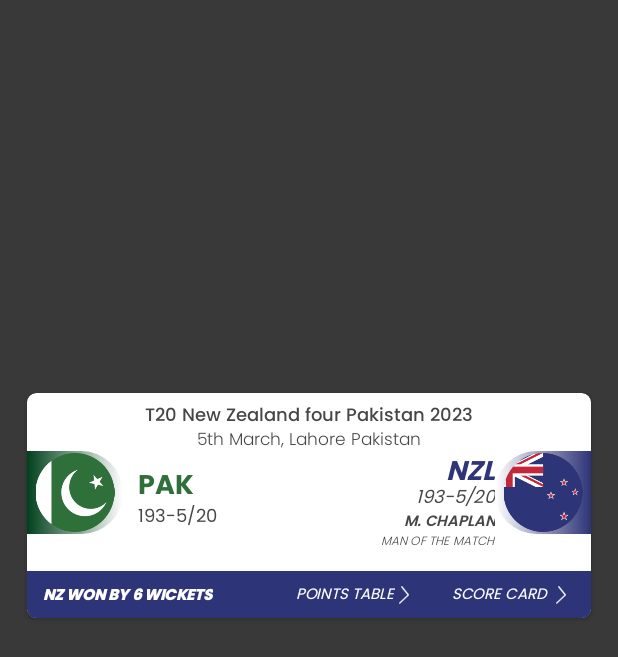
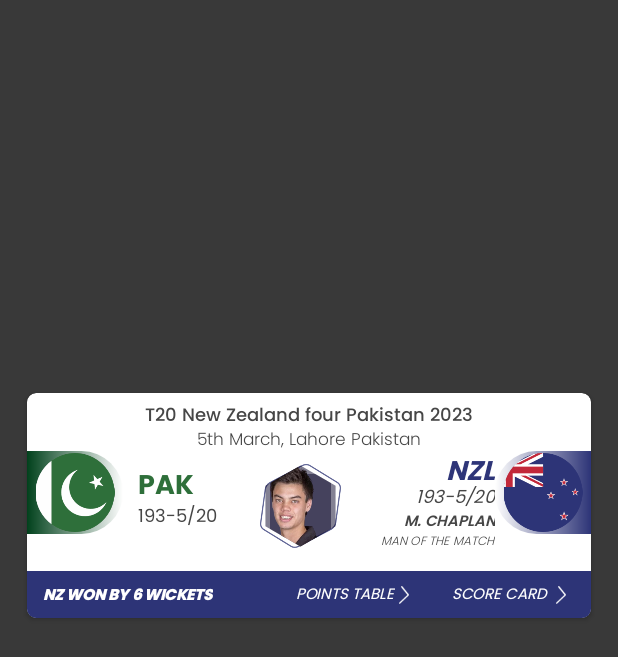
Before and after one commit to MesumAli2/CricApp, an Android app: the layout activity_main.xml on its own in the app's theme, with its tools: preview values and no code run, on a phone screen of 412 x 824 dp. Shown: the top 657 px of the screen. Run offline under Robolectric (Android 15) with nearby library versions, the phone set to English and light mode, and no system bars.

Commit message:
ui updates 2

```diff
--- a/app/build.gradle
+++ b/app/build.gradle
@@ -41,4 +41,5 @@ dependencies {
     testImplementation 'junit:junit:4.13.2'
     androidTestImplementation 'androidx.test.ext:junit:1.1.5'
     androidTestImplementation 'androidx.test.espresso:espresso-core:3.5.1'
+
 }
--- /dev/null
+++ b/app/src/main/java/com/mesum/blitzcric/HexagonImageView.java
@@ -0,0 +1,110 @@
+package com.mesum.blitzcric;
+
+import android.content.Context;
+import android.graphics.Canvas;
+import android.graphics.Path;
+import android.util.AttributeSet;
+
+import androidx.appcompat.widget.AppCompatImageView;
+
+import android.content.Context;
+import android.graphics.Canvas;
+import android.graphics.Path;
+import android.util.AttributeSet;
+
+import androidx.appcompat.widget.AppCompatImageView;
+
+import android.content.Context;
+import android.graphics.Canvas;
+import android.graphics.Color;
+import android.graphics.Paint;
+import android.graphics.Path;
+import android.graphics.RectF;
+import android.util.AttributeSet;
+
+import androidx.appcompat.widget.AppCompatImageView;
+
+public class HexagonImageView extends AppCompatImageView {
+    private Path hexagonPath;
+    private RectF outerRect;
+    private RectF innerRect;
+    private Paint outerPaint;
+    private Paint innerPaint;
+
+    public HexagonImageView(Context context) {
+        super(context);
+        init();
+    }
+
+    public HexagonImageView(Context context, AttributeSet attrs) {
+        super(context, attrs);
+        init();
+    }
+
+    public HexagonImageView(Context context, AttributeSet attrs, int defStyleAttr) {
+        super(context, attrs, defStyleAttr);
+        init();
+    }
+
+    private void init() {
+        hexagonPath = new Path();
+
+        // Set up outer background paint
+        outerPaint = new Paint();
+        outerPaint.setColor(R.color.hexagonouter); // Change the color as needed
+        outerPaint.setStyle(Paint.Style.FILL);
+
+        // Set up inner background paint
+        innerPaint = new Paint();
+        innerPaint.setColor(R.color.hexagoninner); // Change the color as needed
+        innerPaint.setStyle(Paint.Style.FILL);
+    }
+
+    @Override
+    protected void onMeasure(int widthMeasureSpec, int heightMeasureSpec) {
+        super.onMeasure(widthMeasureSpec, heightMeasureSpec);
+
+        // Calculate outer and inner rectangles
+        outerRect = new RectF(0, 0, getMeasuredWidth(), getMeasuredHeight());
+        innerRect = new RectF(
+                outerRect.left + 10, // Adjust the padding as needed
+                outerRect.top + 10, // Adjust the padding as needed
+                outerRect.right - 10, // Adjust the padding as needed
+                outerRect.bottom - 10 // Adjust the padding as needed
+        );
+    }
+
+
+
+    @Override
+    protected void onDraw(Canvas canvas) {
+        hexagonPath.reset();
+        float centerX = getWidth() / 2f;
+        float centerY = getHeight() / 2f;
+        float radius = Math.min(getWidth() / 2f, getHeight() / 2f);
+
+        // Define the points of the hexagon
+        float x = radius * (float) Math.cos(2 * Math.PI * 30 / 360f);
+        float y = radius * (float) Math.sin(2 * Math.PI * 30 / 360f);
+        hexagonPath.moveTo(centerX + x, centerY + y);
+        for (int i = 1; i < 6; i++) {
+            x = radius * (float) Math.cos(2 * Math.PI * (30 + 60 * i) / 360f);
+            y = radius * (float) Math.sin(2 * Math.PI * (30 + 60 * i) / 360f);
+            hexagonPath.lineTo(centerX + x, centerY + y);
+        }
+        hexagonPath.close();
+
+        // Draw outer background color in the hexagon shape
+        canvas.drawPath(hexagonPath, outerPaint);
+
+        // Clip the canvas with the hexagon path
+        canvas.clipPath(hexagonPath);
+
+        // Draw inner background color
+        canvas.drawRect(innerRect, innerPaint);
+
+        super.onDraw(canvas);
+    }
+
+
+}
--- a/app/src/main/res/layout/activity_main.xml
+++ b/app/src/main/res/layout/activity_main.xml
@@ -63,6 +63,7 @@
                 app:layout_constraintTop_toBottomOf="@+id/textView" />
 
             <LinearLayout
+                android:id="@+id/pak_ll"
                 android:layout_width="wrap_content"
                 android:layout_height="wrap_content"
                 android:orientation="vertical"
@@ -95,7 +96,19 @@
                     app:layout_constraintTop_toTopOf="parent" />
             </LinearLayout>
 
+
+            <com.mesum.blitzcric.HexagonImageView
+                android:id="@+id/hexagonImageView"
+                android:layout_width="54dp"
+                android:layout_height="56dp"
+                android:background="@drawable/outer"
+                android:src="@drawable/getty"
+                app:layout_constraintBottom_toBottomOf="parent"
+                app:layout_constraintEnd_toStartOf="@+id/nz_lll"
+                app:layout_constraintStart_toEndOf="@+id/pak_ll"
+                app:layout_constraintTop_toTopOf="parent" />
             <LinearLayout
+                android:id="@+id/nz_lll"
                 android:layout_width="wrap_content"
                 android:layout_height="wrap_content"
                 android:orientation="vertical"
@@ -170,12 +183,13 @@
 
 
             <androidx.constraintlayout.widget.ConstraintLayout
+                android:id="@+id/constraintLayout"
                 android:layout_width="match_parent"
                 android:layout_height="wrap_content"
-                app:layout_constraintStart_toStartOf="parent"
+                android:background="#2d3477"
+                app:layout_constraintBottom_toBottomOf="parent"
                 app:layout_constraintEnd_toEndOf="parent"
-                android:background="#2d3477"
-                app:layout_constraintBottom_toBottomOf="parent">
+                app:layout_constraintStart_toStartOf="parent">
 
                 <TextView
                     android:id="@+id/textView2"
@@ -185,28 +199,28 @@
                     android:layout_marginStart="10dp"
                     android:fontFamily="@font/poppins_bold_italic"
                     android:gravity="center_horizontal|center_vertical"
+                    android:text="NZ WON BY 6 WICKETS"
                     android:textColor="#ffffff"
                     android:textSize="10sp"
                     android:textStyle="bold|italic"
                     app:layout_constraintBottom_toBottomOf="parent"
                     app:layout_constraintStart_toStartOf="parent"
-                    app:layout_constraintTop_toTopOf="parent"
-                    android:text="NZ WON BY 6 WICKETS" />
+                    app:layout_constraintTop_toTopOf="parent" />
 
 
                 <TextView
                     android:id="@+id/points_table"
                     android:layout_width="66dp"
                     android:layout_height="15dp"
+                    android:layout_marginVertical="8dp"
+                    android:layout_marginStart="55dp"
                     android:fontFamily="@font/poppins_italic"
+                    android:text="POINTS TABLE"
                     android:textColor="#ffffff"
                     android:textSize="10sp"
                     android:textStyle="italic"
-                    android:text="POINTS TABLE"
-                    android:layout_marginVertical="8dp"
-                    android:layout_marginStart="55dp"
+                    app:layout_constraintBottom_toBottomOf="parent"
                     app:layout_constraintEnd_toStartOf="@id/arrow"
-                    app:layout_constraintBottom_toBottomOf="parent"
                     app:layout_constraintStart_toEndOf="@+id/textView2"
                     app:layout_constraintTop_toTopOf="parent"
                     tools:text="POINTS TABLE" />
@@ -215,27 +229,26 @@
                     android:id="@+id/arrow"
                     android:layout_width="20dp"
                     android:layout_height="12dp"
+                    android:layout_marginStart="-4dp"
                     android:src="@drawable/path"
-                    android:layout_marginStart="-4dp"
                     app:layout_constraintBottom_toBottomOf="parent"
                     app:layout_constraintStart_toEndOf="@id/points_table"
                     app:layout_constraintTop_toTopOf="parent" />
-
 
 
                 <TextView
                     android:id="@+id/score_table"
                     android:layout_width="wrap_content"
                     android:layout_height="15dp"
+                    android:layout_marginVertical="8dp"
+                    android:layout_marginStart="38dp"
                     android:fontFamily="@font/poppins_italic"
+                    android:text="SCORE CARD"
                     android:textColor="#ffffff"
                     android:textSize="10sp"
-                    android:text="SCORE CARD"
                     android:textStyle="italic"
-                    android:layout_marginVertical="8dp"
+                    app:layout_constraintBottom_toBottomOf="parent"
                     app:layout_constraintEnd_toStartOf="@id/arrow2"
-                    android:layout_marginStart="38dp"
-                    app:layout_constraintBottom_toBottomOf="parent"
                     app:layout_constraintStart_toEndOf="@+id/points_table"
                     app:layout_constraintTop_toTopOf="parent"
                     tools:text="SCORE CARD
@@ -246,8 +259,8 @@
                     android:layout_width="20dp"
                     android:layout_height="12dp"
                     android:layout_marginStart="-4dp"
+                    android:layout_marginEnd="10dp"
                     android:src="@drawable/path"
-                    android:layout_marginEnd="10dp"
                     app:layout_constraintBottom_toBottomOf="parent"
                     app:layout_constraintEnd_toEndOf="parent"
                     app:layout_constraintStart_toEndOf="@id/score_table"
--- a/app/src/main/res/values-night/themes.xml
+++ b/app/src/main/res/values-night/themes.xml
@@ -1,16 +1,17 @@
 <resources xmlns:tools="http://schemas.android.com/tools">
     <!-- Base application theme. -->
-    <style name="Theme.Blitzcric" parent="Theme.MaterialComponents.DayNight.DarkActionBar">
+    <style name="Theme.Blitzcric" parent="Theme.MaterialComponents.DayNight.NoActionBar">
         <!-- Primary brand color. -->
         <item name="colorPrimary">@color/purple_200</item>
-        <item name="colorPrimaryVariant">@color/purple_700</item>
+        <item name="colorPrimaryVariant">#393939</item>
         <item name="colorOnPrimary">@color/black</item>
         <!-- Secondary brand color. -->
         <item name="colorSecondary">@color/teal_200</item>
         <item name="colorSecondaryVariant">@color/teal_200</item>
         <item name="colorOnSecondary">@color/black</item>
         <!-- Status bar color. -->
-        <item name="android:statusBarColor">?attr/colorPrimaryVariant</item>
+        <item name="statusBarBackground">#393939</item>
+        <item name="android:statusBarColor">#393939</item>
         <!-- Customize your theme here. -->
     </style>
 </resources>
--- a/app/src/main/res/values/colors.xml
+++ b/app/src/main/res/values/colors.xml
@@ -7,4 +7,6 @@
     <color name="teal_700">#FF018786</color>
     <color name="black">#FF000000</color>
     <color name="white">#FFFFFFFF</color>
+    <color name="hexagonouter">#616696</color>
+    <color name="hexagoninner">#2d3477</color>
 </resources>
--- a/app/src/main/res/values/themes.xml
+++ b/app/src/main/res/values/themes.xml
@@ -1,6 +1,6 @@
 <resources xmlns:tools="http://schemas.android.com/tools">
     <!-- Base application theme. -->
-    <style name="Theme.Blitzcric" parent="Theme.MaterialComponents.DayNight.DarkActionBar">
+    <style name="Theme.Blitzcric" parent="Theme.MaterialComponents.DayNight.NoActionBar">
         <!-- Primary brand color. -->
         <item name="colorPrimary">@color/purple_500</item>
         <item name="colorPrimaryVariant">@color/purple_700</item>
@@ -10,7 +10,7 @@
         <item name="colorSecondaryVariant">@color/teal_700</item>
         <item name="colorOnSecondary">@color/black</item>
         <!-- Status bar color. -->
-        <item name="android:statusBarColor">?attr/colorPrimaryVariant</item>
+        <item name="android:statusBarColor">#393939</item>
         <!-- Customize your theme here. -->
     </style>
 </resources>
```
Also changed, not shown: app/src/main/res/drawable/hexagon_player.xml (added, +38 -0 lines), app/src/main/res/drawable/getty.png (added), app/src/main/res/drawable/inner.png (added), app/src/main/res/drawable/outer.png (added).
